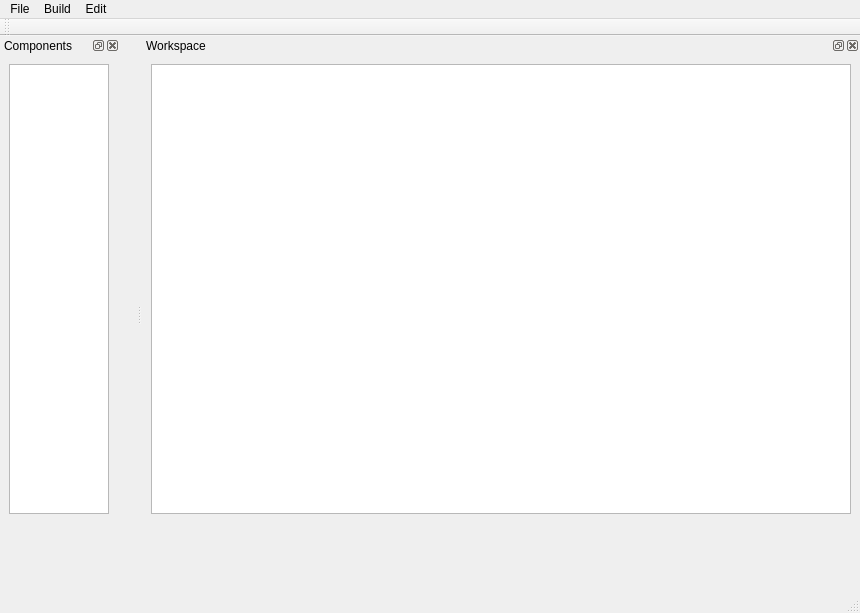
quandm710/Digital-Logic-Circuit-Simulator, file mainwindow.ui: the form before one commit.
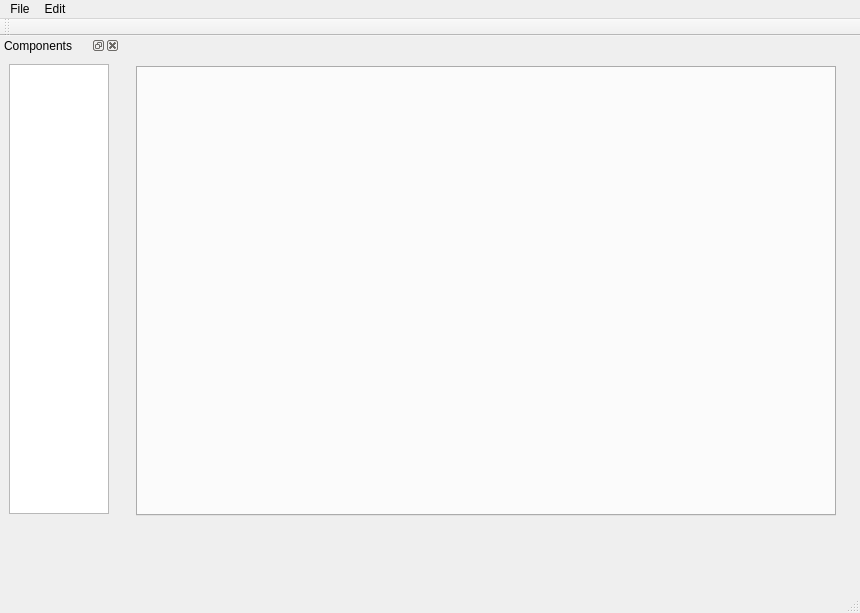
The form after the commit. Icons and pictures are not drawn.

Commit message: sửa giao diện workspace, các cổng chưa tích hợp vào không gian mới, open file gây crash

```diff
--- a/mainwindow.ui
+++ b/mainwindow.ui
@@ -17,7 +17,36 @@
    <iconset resource="resources.qrc">
     <normaloff>:/icons/images/windowIcon.png</normaloff>:/icons/images/windowIcon.png</iconset>
   </property>
-  <widget class="QWidget" name="centralwidget"/>
+  <widget class="QWidget" name="centralwidget">
+   <widget class="QTabWidget" name="tabWidget">
+    <property name="geometry">
+     <rect>
+      <x>10</x>
+      <y>30</y>
+      <width>700</width>
+      <height>450</height>
+     </rect>
+    </property>
+    <property name="minimumSize">
+     <size>
+      <width>700</width>
+      <height>450</height>
+     </size>
+    </property>
+    <property name="maximumSize">
+     <size>
+      <width>135</width>
+      <height>80</height>
+     </size>
+    </property>
+    <property name="baseSize">
+     <size>
+      <width>500</width>
+      <height>500</height>
+     </size>
+    </property>
+   </widget>
+  </widget>
   <widget class="QMenuBar" name="menubar">
    <property name="geometry">
     <rect>
@@ -35,13 +64,6 @@
     <addaction name="actionOpen"/>
     <addaction name="actionSave"/>
    </widget>
-   <widget class="QMenu" name="menuEdit">
-    <property name="title">
-     <string>Build</string>
-    </property>
-    <addaction name="actionRun"/>
-    <addaction name="actionStop"/>
-   </widget>
    <widget class="QMenu" name="menuEdit_2">
     <property name="title">
      <string>Edit</string>
@@ -49,7 +71,6 @@
     <addaction name="actionConfig"/>
    </widget>
    <addaction name="menuFile"/>
-   <addaction name="menuEdit"/>
    <addaction name="menuEdit_2"/>
   </widget>
   <widget class="QStatusBar" name="statusbar"/>
@@ -93,28 +114,6 @@
     </layout>
    </widget>
   </widget>
-  <widget class="QDockWidget" name="dockWorkspace">
-   <property name="windowTitle">
-    <string>Workspace</string>
-   </property>
-   <attribute name="dockWidgetArea">
-    <number>2</number>
-   </attribute>
-   <widget class="QWidget" name="dockWidgetWorkspace">
-    <layout class="QHBoxLayout" name="horizontalLayout">
-     <item alignment="Qt::AlignmentFlag::AlignRight|Qt::AlignmentFlag::AlignTop">
-      <widget class="QGraphicsView" name="graphicsView">
-       <property name="minimumSize">
-        <size>
-         <width>700</width>
-         <height>450</height>
-        </size>
-       </property>
-      </widget>
-     </item>
-    </layout>
-   </widget>
-  </widget>
   <widget class="QToolBar" name="toolBar">
    <property name="windowTitle">
     <string>toolBar</string>
```
Left out of the diff: 36 changed lines with no effect on the pictures. The commit also changes 2 other files.
